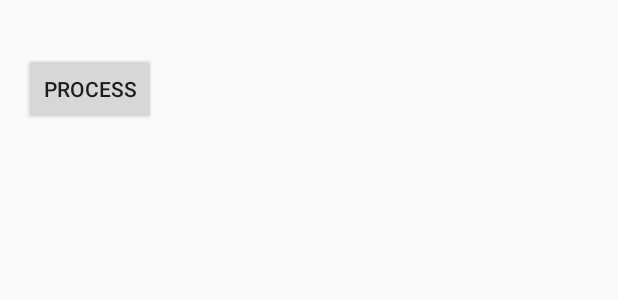
After one commit to stoyerd/ProjectB, an Android app: the layout scan_barcode.xml on its own in the app's theme, with its tools: preview values and no code run, on a phone screen of 412 x 824 dp. The commit adds this screen. Shown: the top 300 px of the screen. Run offline under Robolectric (Android 15) with nearby library versions, the phone set to English and light mode, and no system bars.

Commit message:
Adding barcode scanner function to mainActivity and related files

```diff
--- a/app/build.gradle
+++ b/app/build.gradle
@@ -24,4 +24,5 @@ dependencies {
     testCompile 'junit:junit:4.12'
     compile 'com.android.support:appcompat-v7:23.1.1'
     compile 'com.android.support:design:23.1.1'
+    compile 'com.google.android.gms:play-services:7.8+'
 }
--- /dev/null
+++ b/app/src/main/res/layout/scan_barcode.xml
@@ -0,0 +1,37 @@
+<?xml version="1.0" encoding="utf-8"?>
+<RelativeLayout xmlns:android="http://schemas.android.com/apk/res/android"
+    xmlns:app="http://schemas.android.com/apk/res-auto"
+    xmlns:tools="http://schemas.android.com/tools"
+    android:layout_width="match_parent"
+    android:layout_height="match_parent"
+    android:paddingBottom="@dimen/activity_vertical_margin"
+    android:paddingLeft="@dimen/activity_horizontal_margin"
+    android:paddingRight="@dimen/activity_horizontal_margin"
+    android:paddingTop="@dimen/activity_vertical_margin"
+    app:layout_behavior="@string/appbar_scrolling_view_behavior"
+    tools:context="com.android.dan.location.MainActivity"
+    tools:showIn="@layout/activity_main">
+
+    <LinearLayout
+        android:layout_width="wrap_content"
+        android:layout_height="wrap_content"
+        android:orientation="vertical">
+
+        <TextView android:text=""
+            android:layout_width="wrap_content"
+            android:layout_height="wrap_content"
+            android:id="@+id/txtContent"/>
+        <Button
+            android:layout_width="wrap_content"
+            android:layout_height="wrap_content"
+            android:text="Process"
+            android:id="@+id/scanButton"
+            android:layout_alignParentTop="true"
+            android:layout_alignParentStart="true"
+            android:layout_alignParentLeft="true"/>
+        <ImageView
+            android:layout_width="wrap_content"
+            android:layout_height="wrap_content"
+            android:id="@+id/imgview"/>
+    </LinearLayout>
+</RelativeLayout>
```
Also changed, not shown: app/src/main/java/com/android/dan/location/MainActivity.java (+47 -0 lines), app/src/main/res/drawable/puppy.png (added).
